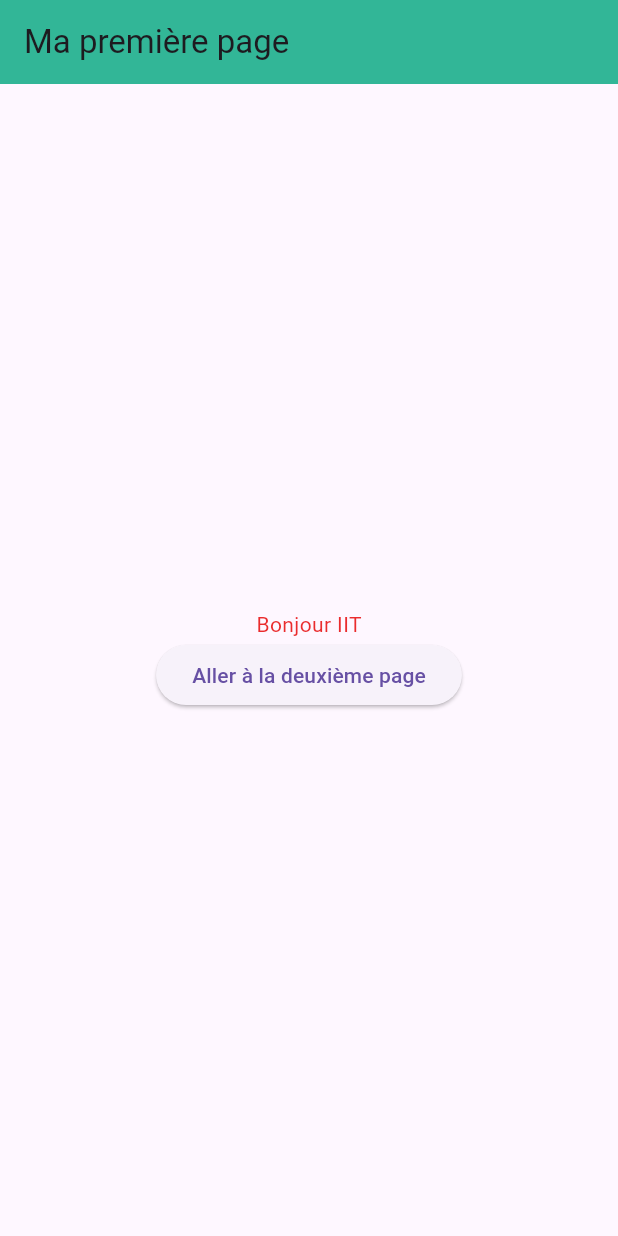
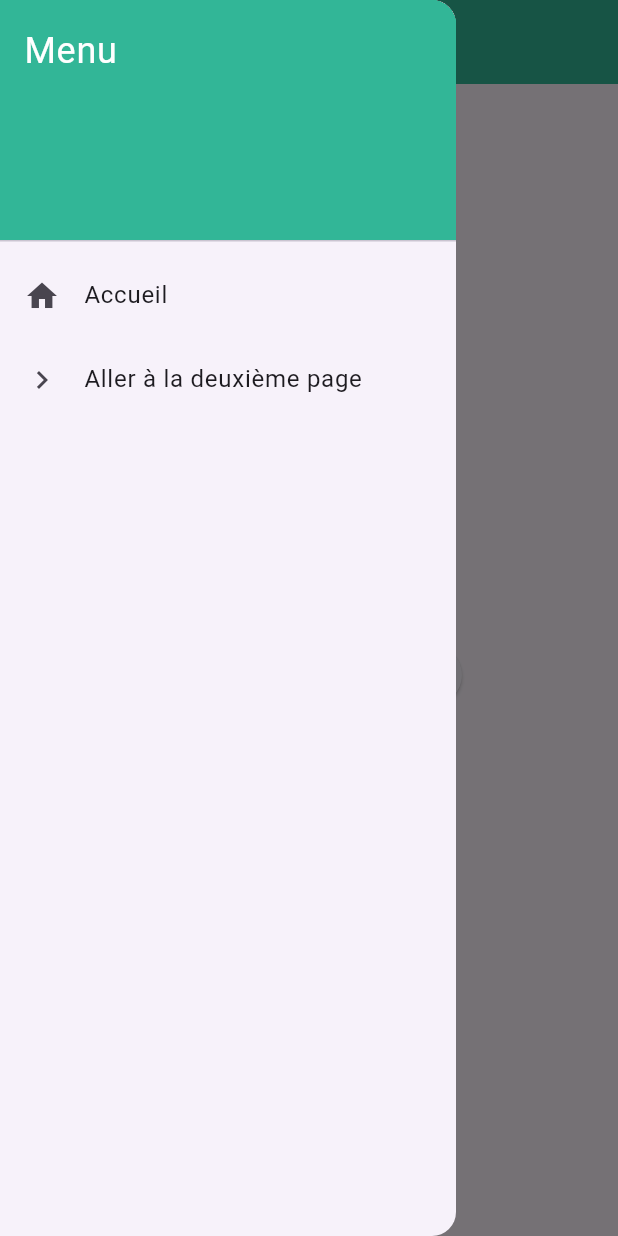
Before and after one commit to Anis-Ghlila/flutter_application_1, a Flutter app: the screen it shows after launch, with the side drawer open (before the commit the screen has no drawer), on a phone screen of 412 x 824 dp. Run offline on Flutter 3.47's test engine with Material 3 defaults, Android fonts, the phone set to English and light mode, and no system bars.

Commit message:
second_commit

```diff
--- /dev/null
+++ b/lib/drawer_layout.dart
@@ -0,0 +1,56 @@
+import 'package:flutter/material.dart';
+
+class BasePage extends StatelessWidget {
+  final Widget body; // Le corps de la page
+  final FloatingActionButton? floatingActionButton; // Ajout du bouton flottant
+  final AppBar? appBar; // Barre d'outrepassage
+
+  const BasePage(
+      {Key? key, required this.body, this.floatingActionButton, this.appBar})
+      : super(key: key);
+
+  @override
+  Widget build(BuildContext context) {
+    return Scaffold(
+      appBar: appBar,
+      drawer: Drawer(
+        child: ListView(
+          padding: EdgeInsets.zero,
+          children: <Widget>[
+            DrawerHeader(
+              decoration: BoxDecoration(
+                color: Color.fromARGB(255, 50, 182, 151),
+              ),
+              child: const Text(
+                'Menu',
+                style: TextStyle(
+                  color: Colors.white,
+                  fontSize: 24,
+                ),
+              ),
+            ),
+            ListTile(
+              leading: const Icon(Icons.home),
+              title: const Text('Accueil'),
+              onTap: () {
+                Navigator.pop(context); // Ferme le Drawer
+                Navigator.pushNamed(context, '/premiere');
+              },
+            ),
+            ListTile(
+              leading: const Icon(Icons.navigate_next),
+              title: const Text('Aller à la deuxième page'),
+              onTap: () {
+                // Navigator.pop(context); // Ferme le Drawer
+                Navigator.pushNamed(
+                    context, '/deuxieme'); // Utilise la navigation nommée
+              },
+            ),
+          ],
+        ),
+      ),
+      body: body, // Utilise le corps passé en paramètre
+      floatingActionButton: floatingActionButton, // Ajoute le bouton flottant
+    );
+  }
+}
--- a/lib/main.dart
+++ b/lib/main.dart
@@ -1,21 +1,24 @@
 import 'package:flutter/material.dart';
-
 import 'page1.dart';
+import 'page2.dart';
 
 void main() {
   runApp(const MonApplication());
 }
 
 class MonApplication extends StatelessWidget {
-  //st takhtar biha el structure stateless wala statefull
   const MonApplication({super.key});
 
   @override
   Widget build(BuildContext context) {
     return MaterialApp(
-      title: 'Ma premiére application',
-      // routes: ,
-      home: MaPremierePage(),
-    ); // hethy el widget el kbira
+      title: 'Ma première application',
+      initialRoute: '/',
+      routes: {
+        '/': (context) => const MaPremierePage(),
+        '/deuxieme': (context) => const DeuxiemePage(),
+        '/premiere': (context) => const MaPremierePage(),
+      },
+    );
   }
 }
--- a/lib/page1.dart
+++ b/lib/page1.dart
@@ -1,32 +1,29 @@
 import 'package:flutter/material.dart';
-import 'page2.dart'; // Assure-toi d'importer page2.dart
+import 'drawer_layout.dart'; // Assure-toi d'importer drawer_layout.dart
 
 class MaPremierePage extends StatelessWidget {
   const MaPremierePage({super.key});
 
   @override
   Widget build(BuildContext context) {
-    return Scaffold(
+    return BasePage(
       appBar: AppBar(
-        title: Text('Ma première page'),
+        title: const Text('Premiére page'),
         backgroundColor: const Color.fromARGB(255, 50, 182, 151),
       ),
       body: Center(
         child: Column(
           mainAxisAlignment: MainAxisAlignment.center,
           children: [
-            Text(
+            const Text(
               'Bonjour IIT',
               style: TextStyle(color: Color.fromARGB(216, 230, 7, 7)),
             ),
             ElevatedButton(
               onPressed: () {
-                Navigator.push(
-                  context,
-                  MaterialPageRoute(builder: (context) => const DeuxiemePage()),
-                );
+                Navigator.pushNamed(context, '/deuxieme');
               },
-              child: Text('Aller à la deuxième page'),
+              child: const Text('Aller à la deuxième page'),
             ),
           ],
         ),
--- a/lib/page2.dart
+++ b/lib/page2.dart
@@ -1,4 +1,5 @@
 import 'package:flutter/material.dart';
+import 'drawer_layout.dart'; // Assure-toi d'importer drawer_layout.dart
 
 class DeuxiemePage extends StatefulWidget {
   const DeuxiemePage({super.key});
@@ -18,9 +19,10 @@ class _DeuxiemePageState extends State<DeuxiemePage> {
 
   @override
   Widget build(BuildContext context) {
-    return Scaffold(
+    return BasePage(
+      // Utilisation de BasePage pour intégrer le Drawer
       appBar: AppBar(
-        title: const Text('Deuxième page'),
+        title: const Text('deuxiéme page'),
         backgroundColor: const Color.fromARGB(255, 50, 182, 151),
       ),
       body: Center(
```
